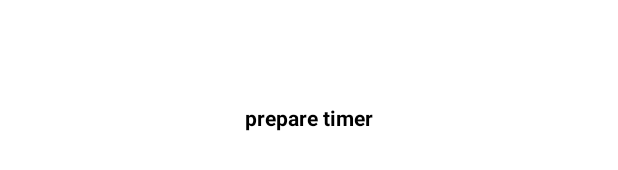
After one commit to abora97/KotlinCoroutinesRevision, an Android app: the layout activity_state_flow.xml on its own in the app's theme, with its tools: preview values and no code run, on a phone screen of 412 x 824 dp. The commit adds this screen. Shown: the part 501-671 px from the top of the screen. Run offline under Robolectric (Android 15) with nearby library versions, the phone set to English and light mode, and no system bars.

Commit message:
kotlin StateFlow

```diff
--- a/app/src/main/AndroidManifest.xml
+++ b/app/src/main/AndroidManifest.xml
@@ -11,6 +11,9 @@
         android:supportsRtl="true"
         android:theme="@style/Theme.CoroutinesAndFlow"
         tools:targetApi="31">
+        <activity
+            android:name=".stateFlow.StateFlowActivity"
+            android:exported="false" />
         <activity
             android:name=".FlowsActivity"
             android:exported="false" />
--- a/app/src/main/java/com/abora/coroutinesandflow/MainActivity.kt
+++ b/app/src/main/java/com/abora/coroutinesandflow/MainActivity.kt
@@ -5,6 +5,7 @@ import androidx.appcompat.app.AppCompatActivity
 import android.os.Bundle
 import android.util.Log
 import android.widget.TextView
+import com.abora.coroutinesandflow.stateFlow.StateFlowActivity
 import kotlinx.coroutines.*
 
 class MainActivity : AppCompatActivity() {
@@ -13,7 +14,8 @@ class MainActivity : AppCompatActivity() {
     override fun onCreate(savedInstanceState: Bundle?) {
         super.onCreate(savedInstanceState)
         setContentView(R.layout.activity_main)
-        startActivity(Intent(this,FlowsActivity::class.java))
+        startActivity(Intent(this,StateFlowActivity::class.java))
+//        startActivity(Intent(this,FlowsActivity::class.java))
 //        startActivity(Intent(this,ChannelsActivity::class.java))
         finish()
 //        startActivity(Intent(this,StructuredConcurrencyActivity::class.java))
--- /dev/null
+++ b/app/src/main/res/layout/activity_state_flow.xml
@@ -0,0 +1,21 @@
+<?xml version="1.0" encoding="utf-8"?>
+<androidx.constraintlayout.widget.ConstraintLayout xmlns:android="http://schemas.android.com/apk/res/android"
+    xmlns:app="http://schemas.android.com/apk/res-auto"
+    xmlns:tools="http://schemas.android.com/tools"
+    android:layout_width="match_parent"
+    android:layout_height="match_parent"
+    tools:context=".stateFlow.StateFlowActivity">
+
+    <TextView
+        android:id="@+id/textView"
+        android:layout_width="wrap_content"
+        android:layout_height="wrap_content"
+        android:textColor="@color/black"
+        android:textStyle="bold"
+        android:text="prepare timer"
+        app:layout_constraintBottom_toBottomOf="parent"
+        app:layout_constraintEnd_toEndOf="parent"
+        app:layout_constraintStart_toStartOf="parent"
+        app:layout_constraintTop_toTopOf="parent" />
+
+</androidx.constraintlayout.widget.ConstraintLayout>
```
Also changed, not shown: app/build.gradle (+11 -1 lines), app/src/main/java/com/abora/coroutinesandflow/stateFlow/StateFlowActivity.kt (added, +44 -0 lines), app/src/main/java/com/abora/coroutinesandflow/stateFlow/TimerViewModel.kt (added, +40 -0 lines).
